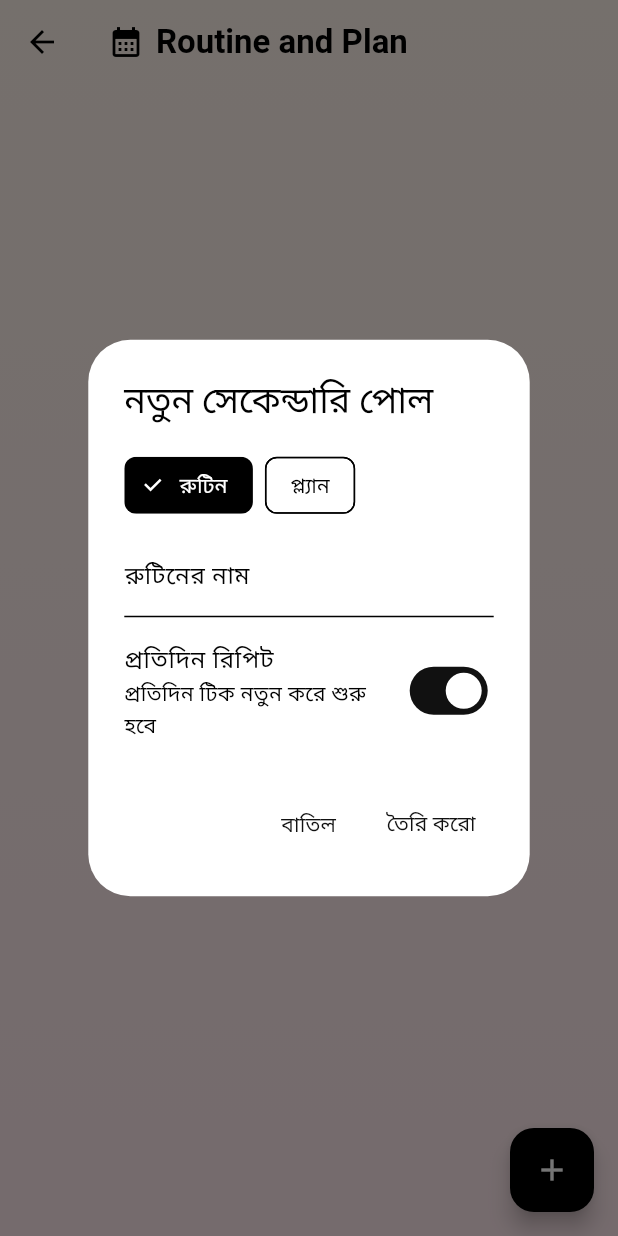
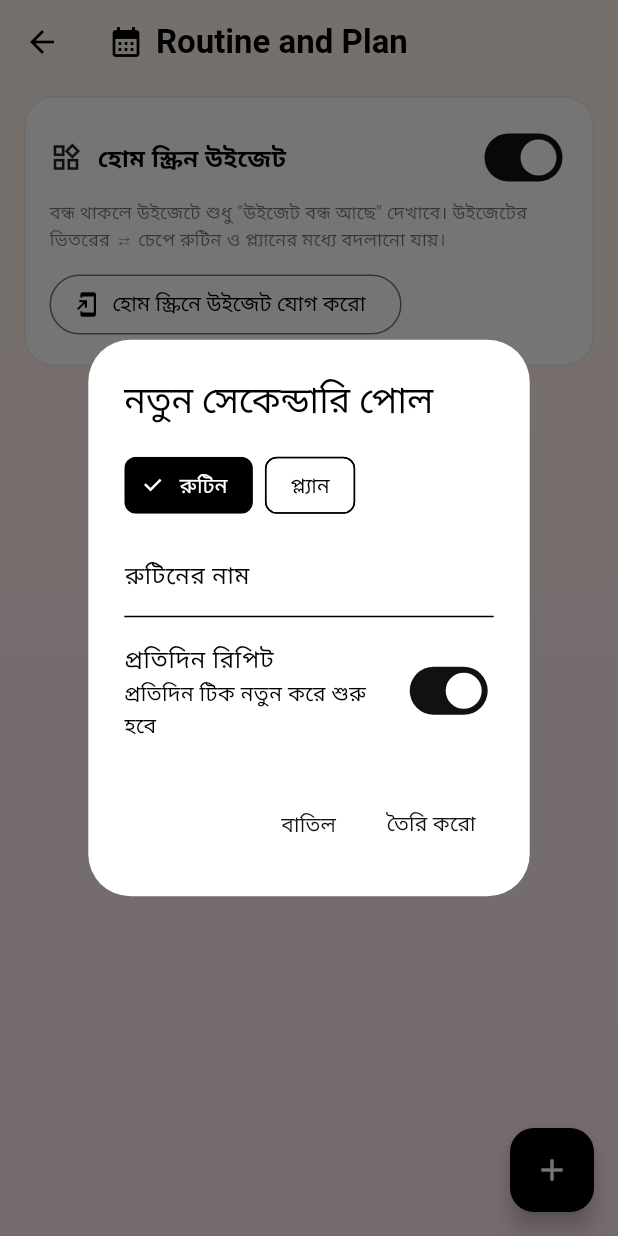
Before and after one commit to mnafizulhaque5-blip/countdown-app, a Flutter app: the RoutinePlanPage screen opened directly, after a tap on the "add" icon, on a phone screen of 412 x 824 dp. Run offline on Flutter 3.47's test engine with Material 3 defaults, Android fonts, the phone set to English and light mode, and no system bars; our stand-ins replace flutter_local_notifications, shared_preferences, timezone; accounts and stored records are empty.

Commit message:
Update routine_page.dart

```diff
--- a/lib/routine_page.dart
+++ b/lib/routine_page.dart
@@ -2,6 +2,7 @@ import 'package:flutter/material.dart';
 
 import 'art.dart';
 import 'core.dart';
+import 'widget_bridge.dart';
 
 const List<Color> _kRoutineGradient = [Color(0xFFFFF4EC), Color(0xFFFFE9EE)];
 
@@ -18,6 +19,8 @@ class RoutinePlanPage extends StatefulWidget {
 class _RoutinePlanPageState extends State<RoutinePlanPage>
     with WidgetsBindingObserver {
   List<RpItem> items = [];
+  bool _widgetOn = true;
+  bool _pinning = false;
 
   @override
   void initState() {
@@ -25,6 +28,8 @@ class _RoutinePlanPageState extends State<RoutinePlanPage>
     WidgetsBinding.instance.addObserver(this);
     items = maintainRp(loadRp());
     saveRp(items);
+    _widgetOn = Store.prefs.getBool('widget_enabled') ?? true;
+    WidgetBridge.update();
   }
 
   @override
@@ -38,11 +43,15 @@ class _RoutinePlanPageState extends State<RoutinePlanPage>
     if (state == AppLifecycleState.resumed) {
       final kept = maintainRp(items);
       saveRp(kept);
+      WidgetBridge.update();
       if (mounted) setState(() => items = kept);
     }
   }
 
-  Future<void> _persist() => saveRp(items);
+  Future<void> _persist() async {
+    await saveRp(items);
+    await WidgetBridge.update();
+  }
 
   List<RpItem> get _sorted {
     final r = items.where((e) => e.isRoutine).toList();
@@ -61,6 +70,7 @@ class _RoutinePlanPageState extends State<RoutinePlanPage>
   void _remove(RpItem it) {
     items.removeWhere((e) => e.id == it.id);
     saveRp(items);
+    WidgetBridge.update();
   }
 
   void _open(RpItem it) {
@@ -210,6 +220,7 @@ class _RoutinePlanPageState extends State<RoutinePlanPage>
                 );
                 setState(() => items.add(it));
                 saveRp(items);
+                WidgetBridge.update();
                 Navigator.pop(ctx);
               },
               child: const Text('তৈরি করো'),
@@ -310,6 +321,68 @@ class _RoutinePlanPageState extends State<RoutinePlanPage>
     );
   }
 
+
+  void _toggleWidget(bool v) {
+    setState(() => _widgetOn = v);
+    Store.prefs.setBool('widget_enabled', v);
+    WidgetBridge.update();
+  }
+
+  Future<void> _addToHomeScreen() async {
+    setState(() => _pinning = true);
+    final ok = await WidgetBridge.requestPin();
+    if (mounted) setState(() => _pinning = false);
+    if (!mounted) return;
+    ScaffoldMessenger.of(context).showSnackBar(
+      SnackBar(
+        content: Text(ok
+            ? 'হোম স্ক্রিনে উইজেট বসানোর অনুরোধ পাঠানো হয়েছে'
+            : 'এই ফোনে সরাসরি বসানো গেল না — হোম স্ক্রিনে খালি জায়গায় দীর্ঘক্ষণ চেপে Widgets থেকে Aspirants বেছে নাও'),
+      ),
+    );
+  }
+
+  Widget _widgetSettingsCard() {
+    return Container(
+      margin: const EdgeInsets.only(bottom: 14),
+      padding: const EdgeInsets.all(16),
+      decoration: cardDecoration(),
+      child: Column(
+        crossAxisAlignment: CrossAxisAlignment.start,
+        children: [
+          Row(
+            children: [
+              const Icon(Icons.widgets_outlined, size: 22),
+              const SizedBox(width: 10),
+              const Expanded(
+                child: Text('হোম স্ক্রিন উইজেট',
+                    style: TextStyle(fontSize: 16, fontWeight: FontWeight.w700)),
+              ),
+              Switch(value: _widgetOn, onChanged: _toggleWidget),
+            ],
+          ),
+          const SizedBox(height: 4),
+          const Text(
+            'বন্ধ থাকলে উইজেটে শুধু "উইজেট বন্ধ আছে" দেখাবে। উইজেটের ভিতরের ⇄ চেপে রুটিন ও প্ল্যানের মধ্যে বদলানো যায়।',
+            style: TextStyle(fontSize: 12, color: Colors.black54),
+          ),
+          const SizedBox(height: 10),
+          OutlinedButton.icon(
+            style: outlineButton(),
+            onPressed: _widgetOn && !_pinning ? _addToHomeScreen : null,
+            icon: _pinning
+                ? const SizedBox(
+                    width: 16,
+                    height: 16,
+                    child: CircularProgressIndicator(strokeWidth: 2))
+                : const Icon(Icons.add_to_home_screen, size: 18),
+            label: const Text('হোম স্ক্রিনে উইজেট যোগ করো'),
+          ),
+        ],
+      ),
+    );
+  }
+
   @override
   Widget build(BuildContext context) {
     final list = _sorted;
@@ -323,23 +396,25 @@ class _RoutinePlanPageState extends State<RoutinePlanPage>
         onPressed: _addPoll,
         child: const Icon(Icons.add),
       ),
-      body: list.isEmpty
-          ? const Center(
-              child: Padding(
-                padding: EdgeInsets.all(24),
+      body: ListView(
+        padding: const EdgeInsets.fromLTRB(16, 8, 16, 100),
+        children: [
+          _widgetSettingsCard(),
+          if (list.isEmpty)
+            const Padding(
+              padding: EdgeInsets.symmetric(vertical: 24),
+              child: Center(
                 child: Text(
                   'নিচের + চেপে রুটিন বা প্ল্যান বানাও',
                   style: TextStyle(color: Colors.black54),
                 ),
               ),
             )
-          : ListView(
-              padding: const EdgeInsets.fromLTRB(16, 8, 16, 100),
-              children: [
-                for (final it in list)
-                  it.isRoutine ? _routineCard(it) : _planCard(it),
-              ],
-            ),
+          else
+            for (final it in list)
+              it.isRoutine ? _routineCard(it) : _planCard(it),
+        ],
+      ),
     );
   }
 }
```
